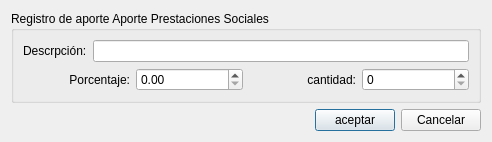
kendryfbo/sistema-nomina, file aportefaovnominadialog.ui: the form before one commit.
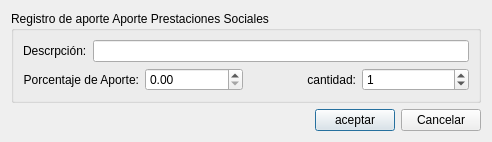
The form after the commit.

Commit message: Creacion de AporteModel y adelanto de implementacion

The edit to the form file:
```diff
--- a/aportefaovnominadialog.ui
+++ b/aportefaovnominadialog.ui
@@ -44,7 +44,7 @@
           <item>
            <widget class="QLabel" name="label_14">
             <property name="text">
-             <string>Porcentaje:</string>
+             <string>Porcentaje de Aporte:</string>
             </property>
             <property name="alignment">
              <set>Qt::AlignRight|Qt::AlignTrailing|Qt::AlignVCenter</set>
@@ -69,7 +69,14 @@
            </widget>
           </item>
           <item>
-           <widget class="QSpinBox" name="spinBox"/>
+           <widget class="QSpinBox" name="cantidadSpinBox">
+            <property name="minimum">
+             <number>0</number>
+            </property>
+            <property name="value">
+             <number>1</number>
+            </property>
+           </widget>
           </item>
          </layout>
         </item>
```
Left out of the diff: 8 changed lines with no effect on the pictures. The commit also changes 5 other files.
